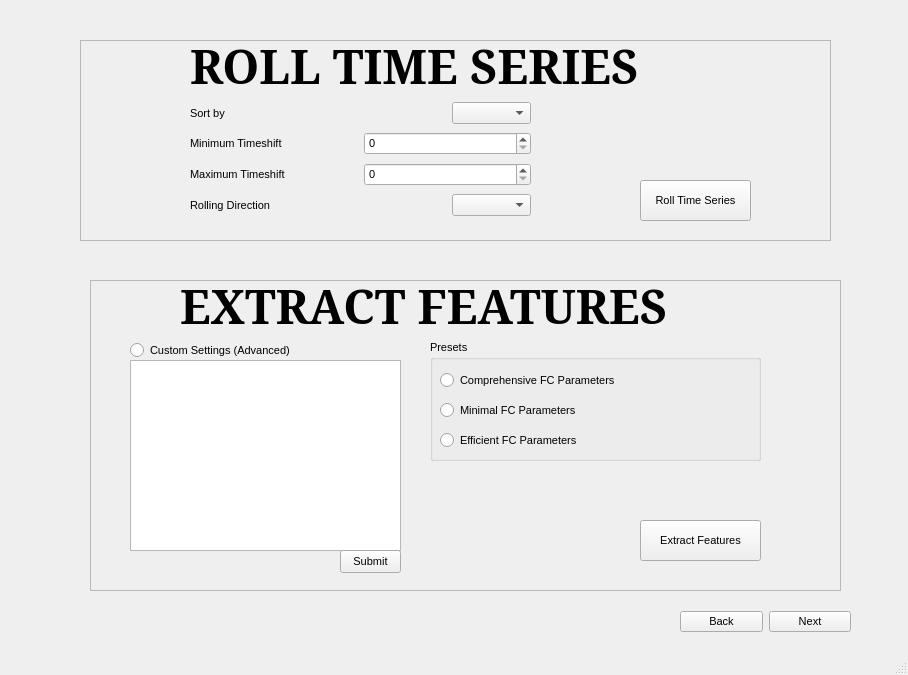
ggrkp/projectv1, file guiv1.ui: the form before one commit.
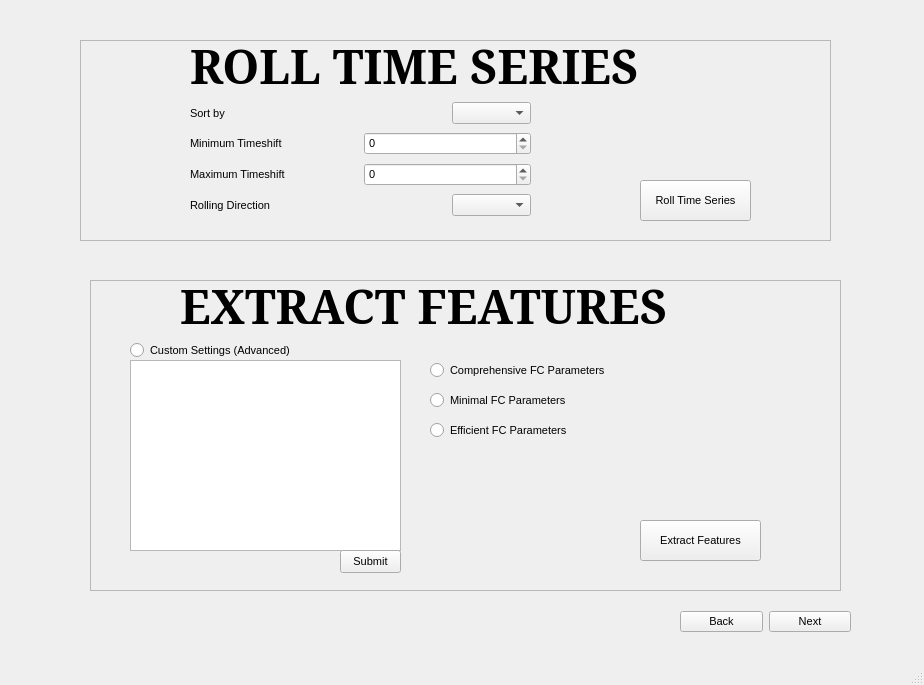
The form after the commit. Icons and pictures are not drawn.

```diff
--- a/guiv1.ui
+++ b/guiv1.ui
@@ -6,8 +6,8 @@
    <rect>
     <x>0</x>
     <y>0</y>
-    <width>908</width>
-    <height>675</height>
+    <width>924</width>
+    <height>685</height>
    </rect>
   </property>
   <property name="cursor">
@@ -1647,7 +1647,7 @@
         <rect>
          <x>40</x>
          <y>60</y>
-         <width>181</width>
+         <width>211</width>
          <height>21</height>
         </rect>
        </property>
@@ -1665,58 +1665,6 @@
         </rect>
        </property>
       </widget>
-      <widget class="QGroupBox" name="groupBox_2">
-       <property name="geometry">
-        <rect>
-         <x>340</x>
-         <y>60</y>
-         <width>331</width>
-         <height>121</height>
-        </rect>
-       </property>
-       <property name="title">
-        <string>Presets</string>
-       </property>
-       <widget class="QRadioButton" name="comprehensive_radio">
-        <property name="geometry">
-         <rect>
-          <x>10</x>
-          <y>30</y>
-          <width>211</width>
-          <height>21</height>
-         </rect>
-        </property>
-        <property name="text">
-         <string>Comprehensive FC Parameters</string>
-        </property>
-       </widget>
-       <widget class="QRadioButton" name="minimal_radio">
-        <property name="geometry">
-         <rect>
-          <x>10</x>
-          <y>60</y>
-          <width>181</width>
-          <height>21</height>
-         </rect>
-        </property>
-        <property name="text">
-         <string>Minimal FC Parameters</string>
-        </property>
-       </widget>
-       <widget class="QRadioButton" name="efficient_radio">
-        <property name="geometry">
-         <rect>
-          <x>10</x>
-          <y>90</y>
-          <width>181</width>
-          <height>21</height>
-         </rect>
-        </property>
-        <property name="text">
-         <string>Efficient FC Parameters</string>
-        </property>
-       </widget>
-      </widget>
       <widget class="QPushButton" name="extract_btn">
        <property name="geometry">
         <rect>
@@ -1743,6 +1691,45 @@
         <string>Submit</string>
        </property>
       </widget>
+      <widget class="QRadioButton" name="comprehensive_radio">
+       <property name="geometry">
+        <rect>
+         <x>340</x>
+         <y>80</y>
+         <width>211</width>
+         <height>21</height>
+        </rect>
+       </property>
+       <property name="text">
+        <string>Comprehensive FC Parameters</string>
+       </property>
+      </widget>
+      <widget class="QRadioButton" name="minimal_radio">
+       <property name="geometry">
+        <rect>
+         <x>340</x>
+         <y>110</y>
+         <width>181</width>
+         <height>21</height>
+        </rect>
+       </property>
+       <property name="text">
+        <string>Minimal FC Parameters</string>
+       </property>
+      </widget>
+      <widget class="QRadioButton" name="efficient_radio">
+       <property name="geometry">
+        <rect>
+         <x>340</x>
+         <y>140</y>
+         <width>181</width>
+         <height>21</height>
+        </rect>
+       </property>
+       <property name="text">
+        <string>Efficient FC Parameters</string>
+       </property>
+      </widget>
      </widget>
      <widget class="QFrame" name="roll_frame">
       <property name="geometry">
```
Left out of the diff: 138 changed lines with no effect on the pictures.
